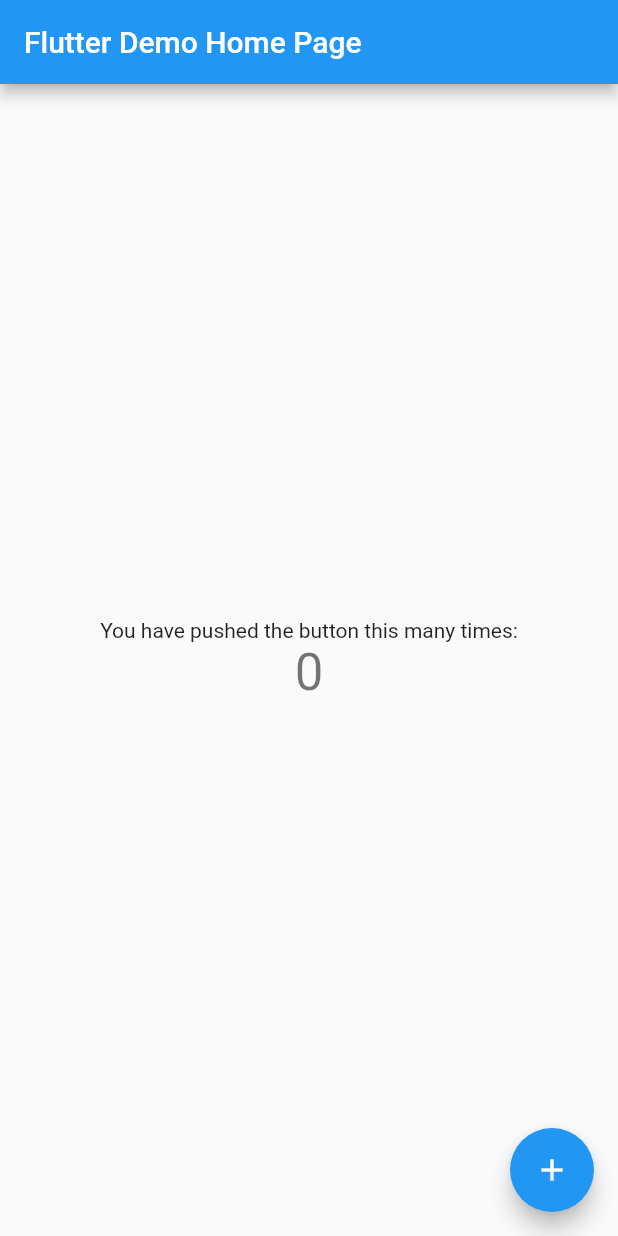
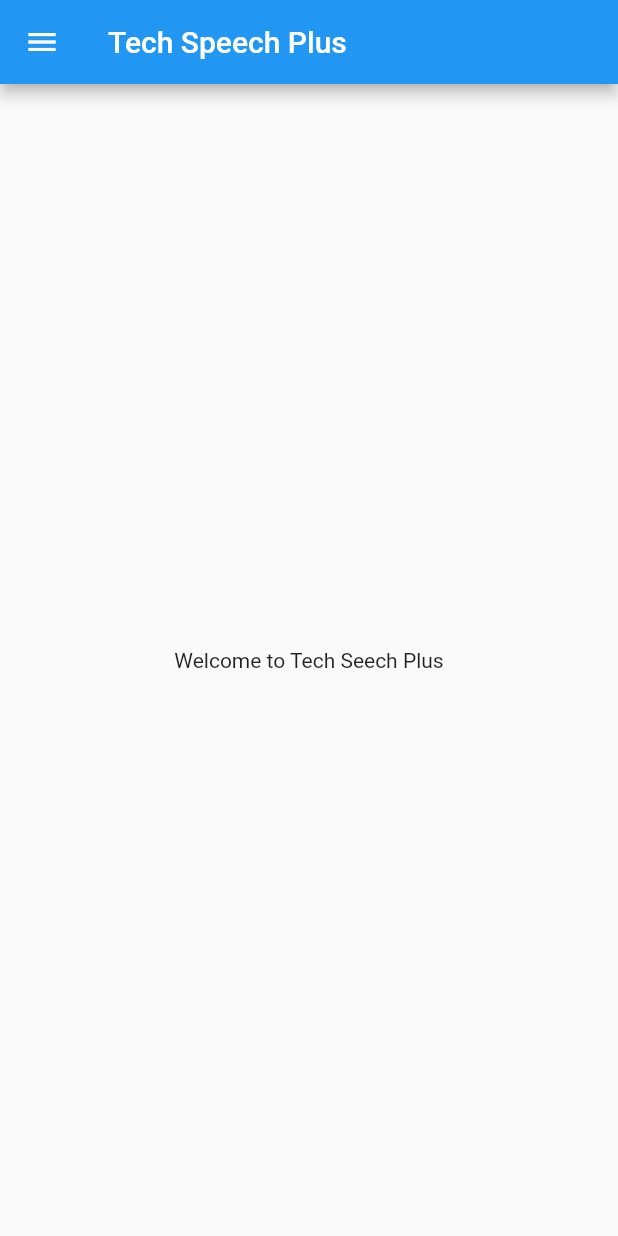
Before and after one commit to git-JaforIqbal/my_catalog_app, a Flutter app: the screen it shows after launch, on a phone screen of 412 x 824 dp. Run offline on Flutter 3.47's test engine with Material 2 defaults, Android fonts, the phone set to English and light mode, and no system bars.

Commit message:
adeed new page

```diff
--- /dev/null
+++ b/lib/home_page.dart
@@ -0,0 +1,24 @@
+import 'package:flutter/material.dart';
+
+class HomePage extends StatelessWidget {
+  @override
+  Widget build(BuildContext context) {
+    int age = 40;
+    String name = "Tech Seech Plus";
+    double pi = 3.14;
+    bool isMale = true;
+    num temp = 30.5;
+
+    return Scaffold(
+      appBar: AppBar(
+        title: Text("Tech Speech Plus"),
+      ),
+      body: Center(
+        child: Container(
+          child: Text("Welcome to $name"),
+        ),
+      ),
+      drawer: Drawer(),
+    );
+  }
+}
--- a/lib/main.dart
+++ b/lib/main.dart
@@ -1,115 +1,15 @@
 import 'package:flutter/material.dart';
+import 'package:my_catalog_app/home_page.dart';
 
 void main() {
-  runApp(const MyApp());
+  runApp(MyApp());
 }
 
 class MyApp extends StatelessWidget {
-  const MyApp({Key? key}) : super(key: key);
-
-  // This widget is the root of your application.
-  @override
-  Widget build(BuildContext context) {
-    return MaterialApp(
-      title: 'Flutter Demo',
-      theme: ThemeData(
-        // This is the theme of your application.
-        //
-        // Try running your application with "flutter run". You'll see the
-        // application has a blue toolbar. Then, without quitting the app, try
-        // changing the primarySwatch below to Colors.green and then invoke
-        // "hot reload" (press "r" in the console where you ran "flutter run",
-        // or simply save your changes to "hot reload" in a Flutter IDE).
-        // Notice that the counter didn't reset back to zero; the application
-        // is not restarted.
-        primarySwatch: Colors.blue,
-      ),
-      home: const MyHomePage(title: 'Flutter Demo Home Page'),
-    );
-  }
-}
-
-class MyHomePage extends StatefulWidget {
-  const MyHomePage({Key? key, required this.title}) : super(key: key);
-
-  // This widget is the home page of your application. It is stateful, meaning
-  // that it has a State object (defined below) that contains fields that affect
-  // how it looks.
-
-  // This class is the configuration for the state. It holds the values (in this
-  // case the title) provided by the parent (in this case the App widget) and
-  // used by the build method of the State. Fields in a Widget subclass are
-  // always marked "final".
-
-  final String title;
-
-  @override
-  State<MyHomePage> createState() => _MyHomePageState();
-}
-
-class _MyHomePageState extends State<MyHomePage> {
-  int _counter = 0;
-
-  void _incrementCounter() {
-    setState(() {
-      // This call to setState tells the Flutter framework that something has
-      // changed in this State, which causes it to rerun the build method below
-      // so that the display can reflect the updated values. If we changed
-      // _counter without calling setState(), then the build method would not be
-      // called again, and so nothing would appear to happen.
-      _counter++;
-    });
-  }
+  const MyApp({Key key = const Key("any_key")}) : super(key: key);
 
   @override
   Widget build(BuildContext context) {
-    // This method is rerun every time setState is called, for instance as done
-    // by the _incrementCounter method above.
-    //
-    // The Flutter framework has been optimized to make rerunning build methods
-    // fast, so that you can just rebuild anything that needs updating rather
-    // than having to individually change instances of widgets.
-    return Scaffold(
-      appBar: AppBar(
-        // Here we take the value from the MyHomePage object that was created by
-        // the App.build method, and use it to set our appbar title.
-        title: Text(widget.title),
-      ),
-      body: Center(
-        // Center is a layout widget. It takes a single child and positions it
-        // in the middle of the parent.
-        child: Column(
-          // Column is also a layout widget. It takes a list of children and
-          // arranges them vertically. By default, it sizes itself to fit its
-          // children horizontally, and tries to be as tall as its parent.
-          //
-          // Invoke "debug painting" (press "p" in the console, choose the
-          // "Toggle Debug Paint" action from the Flutter Inspector in Android
-          // Studio, or the "Toggle Debug Paint" command in Visual Studio Code)
-          // to see the wireframe for each widget.
-          //
-          // Column has various properties to control how it sizes itself and
-          // how it positions its children. Here we use mainAxisAlignment to
-          // center the children vertically; the main axis here is the vertical
-          // axis because Columns are vertical (the cross axis would be
-          // horizontal).
-          mainAxisAlignment: MainAxisAlignment.center,
-          children: <Widget>[
-            const Text(
-              'You have pushed the button this many times:',
-            ),
-            Text(
-              '$_counter',
-              style: Theme.of(context).textTheme.headline4,
-            ),
-          ],
-        ),
-      ),
-      floatingActionButton: FloatingActionButton(
-        onPressed: _incrementCounter,
-        tooltip: 'Increment',
-        child: const Icon(Icons.add),
-      ), // This trailing comma makes auto-formatting nicer for build methods.
-    );
+    return MaterialApp(home: HomePage());
   }
 }
```
